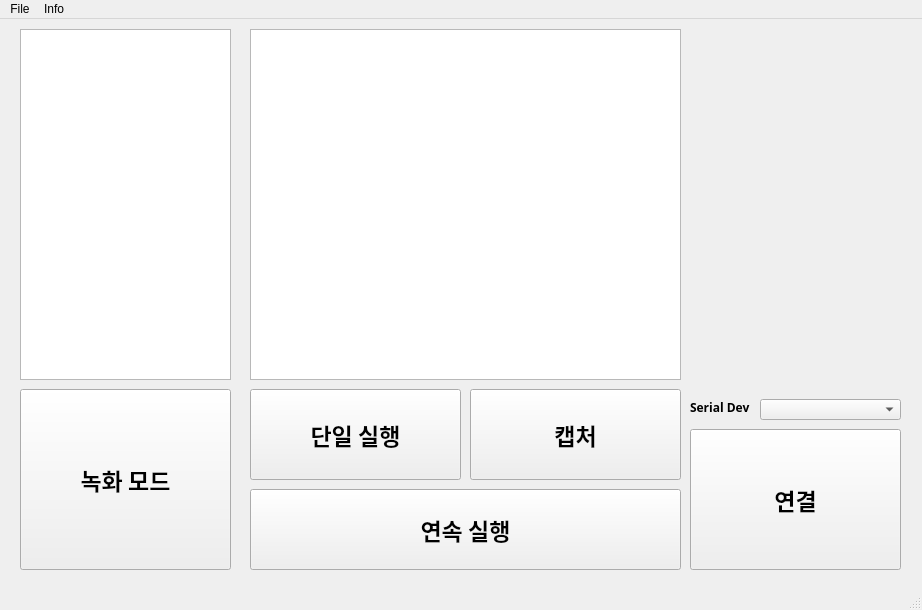
Qt form GUI_Controller/SIOR_TITAN/mainwindow.ui (SweetWeeds/SIOR-TITAN) before a commit.
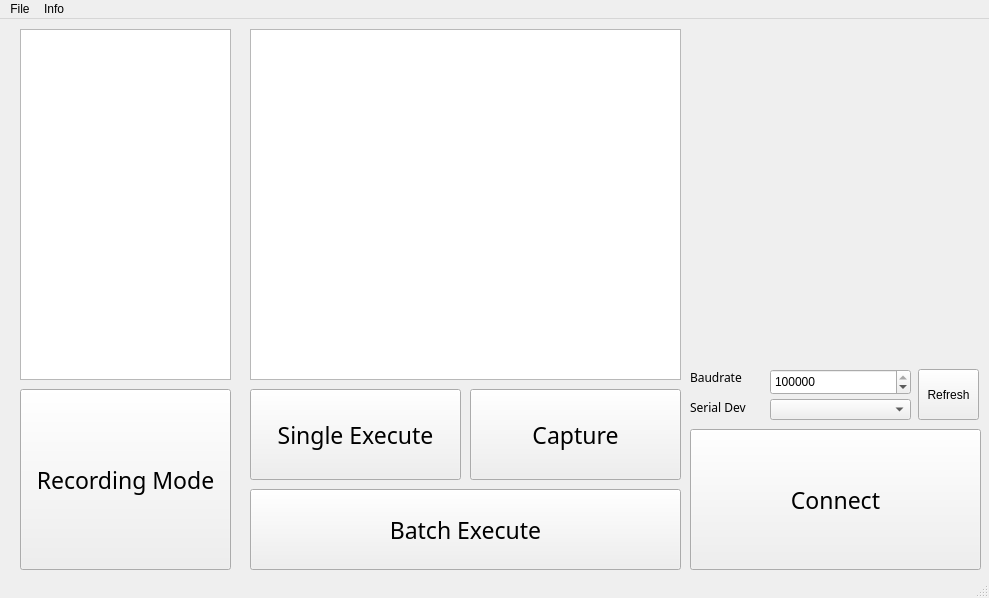
The same form after that commit.

What changed in the file:
```diff
--- a/GUI_Controller/SIOR_TITAN/mainwindow.ui
+++ b/GUI_Controller/SIOR_TITAN/mainwindow.ui
@@ -6,8 +6,8 @@
    <rect>
     <x>0</x>
     <y>0</y>
-    <width>922</width>
-    <height>610</height>
+    <width>989</width>
+    <height>598</height>
    </rect>
   </property>
   <property name="sizePolicy">
@@ -53,12 +53,12 @@
      <font>
       <family>맑은 고딕</family>
       <pointsize>17</pointsize>
-      <weight>75</weight>
-      <bold>true</bold>
+      <weight>50</weight>
+      <bold>false</bold>
      </font>
     </property>
     <property name="text">
-     <string>녹화 모드</string>
+     <string>Recording Mode</string>
     </property>
    </widget>
    <widget class="QPushButton" name="singleExecuteButton">
@@ -74,12 +74,12 @@
      <font>
       <family>맑은 고딕</family>
       <pointsize>17</pointsize>
-      <weight>75</weight>
-      <bold>true</bold>
+      <weight>50</weight>
+      <bold>false</bold>
      </font>
     </property>
     <property name="text">
-     <string>단일 실행</string>
+     <string>Single Execute</string>
     </property>
    </widget>
    <widget class="QPushButton" name="captureButton">
@@ -95,12 +95,12 @@
      <font>
       <family>맑은 고딕</family>
       <pointsize>17</pointsize>
-      <weight>75</weight>
-      <bold>true</bold>
+      <weight>50</weight>
+      <bold>false</bold>
      </font>
     </property>
     <property name="text">
-     <string>캡처</string>
+     <string>Capture</string>
     </property>
    </widget>
    <widget class="QPushButton" name="continuousExecuteButton">
@@ -116,12 +116,12 @@
      <font>
       <family>맑은 고딕</family>
       <pointsize>17</pointsize>
-      <weight>75</weight>
-      <bold>true</bold>
+      <weight>50</weight>
+      <bold>false</bold>
      </font>
     </property>
     <property name="text">
-     <string>연속 실행</string>
+     <string>Batch Execute</string>
     </property>
    </widget>
    <widget class="QLabel" name="humanoid_pic">
@@ -129,8 +129,8 @@
      <rect>
       <x>690</x>
       <y>10</y>
-      <width>211</width>
-      <height>351</height>
+      <width>281</width>
+      <height>331</height>
      </rect>
     </property>
     <property name="text">
@@ -142,7 +142,7 @@
      <rect>
       <x>690</x>
       <y>410</y>
-      <width>211</width>
+      <width>291</width>
       <height>141</height>
      </rect>
     </property>
@@ -150,18 +150,18 @@
      <font>
       <family>맑은 고딕</family>
       <pointsize>17</pointsize>
-      <weight>75</weight>
-      <bold>true</bold>
+      <weight>50</weight>
+      <bold>false</bold>
      </font>
     </property>
     <property name="text">
-     <string>연결</string>
+     <string>Connect</string>
     </property>
    </widget>
    <widget class="QComboBox" name="serialComboBox">
     <property name="geometry">
      <rect>
-      <x>760</x>
+      <x>770</x>
       <y>380</y>
       <width>141</width>
       <height>21</height>
@@ -173,29 +173,81 @@
      <rect>
       <x>690</x>
       <y>380</y>
-      <width>61</width>
+      <width>81</width>
       <height>16</height>
      </rect>
     </property>
     <property name="font">
      <font>
       <family>맑은 고딕</family>
-      <weight>75</weight>
-      <bold>true</bold>
+      <weight>50</weight>
+      <bold>false</bold>
      </font>
     </property>
     <property name="text">
      <string>Serial Dev</string>
     </property>
    </widget>
+   <widget class="QPushButton" name="pushButton">
+    <property name="geometry">
+     <rect>
+      <x>918</x>
+      <y>350</y>
+      <width>61</width>
+      <height>51</height>
+     </rect>
+    </property>
+    <property name="text">
+     <string>Refresh</string>
+    </property>
+   </widget>
+   <widget class="QLabel" name="baudrate_label">
+    <property name="geometry">
+     <rect>
+      <x>690</x>
+      <y>350</y>
+      <width>81</width>
+      <height>16</height>
+     </rect>
+    </property>
+    <property name="font">
+     <font>
+      <family>맑은 고딕</family>
+      <weight>50</weight>
+      <bold>false</bold>
+     </font>
+    </property>
+    <property name="text">
+     <string>Baudrate</string>
+    </property>
+   </widget>
+   <widget class="QSpinBox" name="baudrateSpinBox">
+    <property name="geometry">
+     <rect>
+      <x>770</x>
+      <y>350</y>
+      <width>141</width>
+      <height>26</height>
+     </rect>
+    </property>
+    <property name="minimum">
+     <number>9200</number>
+    </property>
+    <property name="maximum">
+     <number>3000000</number>
+    </property>
+    <property name="value">
+     <number>1500000</number>
+    </property>
+   </widget>
   </widget>
   <widget class="QMenuBar" name="menubar">
    <property name="geometry">
     <rect>
      <x>0</x>
      <y>0</y>
-     <width>922</width>
-     <height>20</height>
+     <width>989</width>
+     <height>22</height>
     </rect>
    </property>
    <widget class="QMenu" name="menuSIOR_TITAN">
```
Left out of the diff: 2 changed lines with no effect on the pictures.
